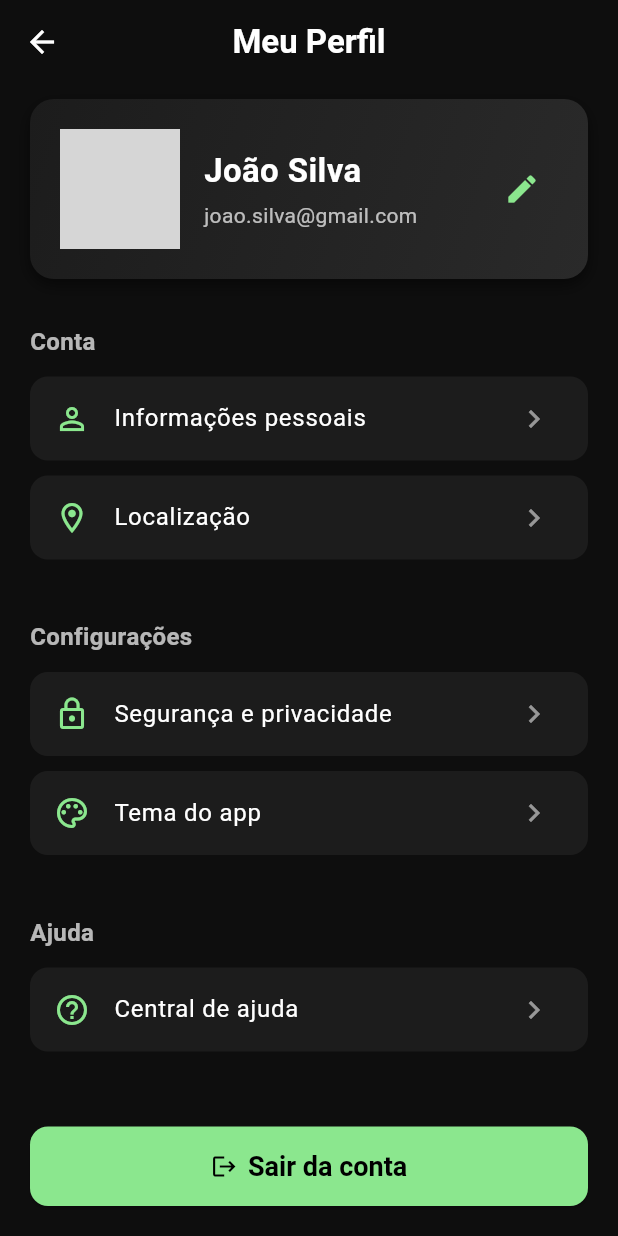
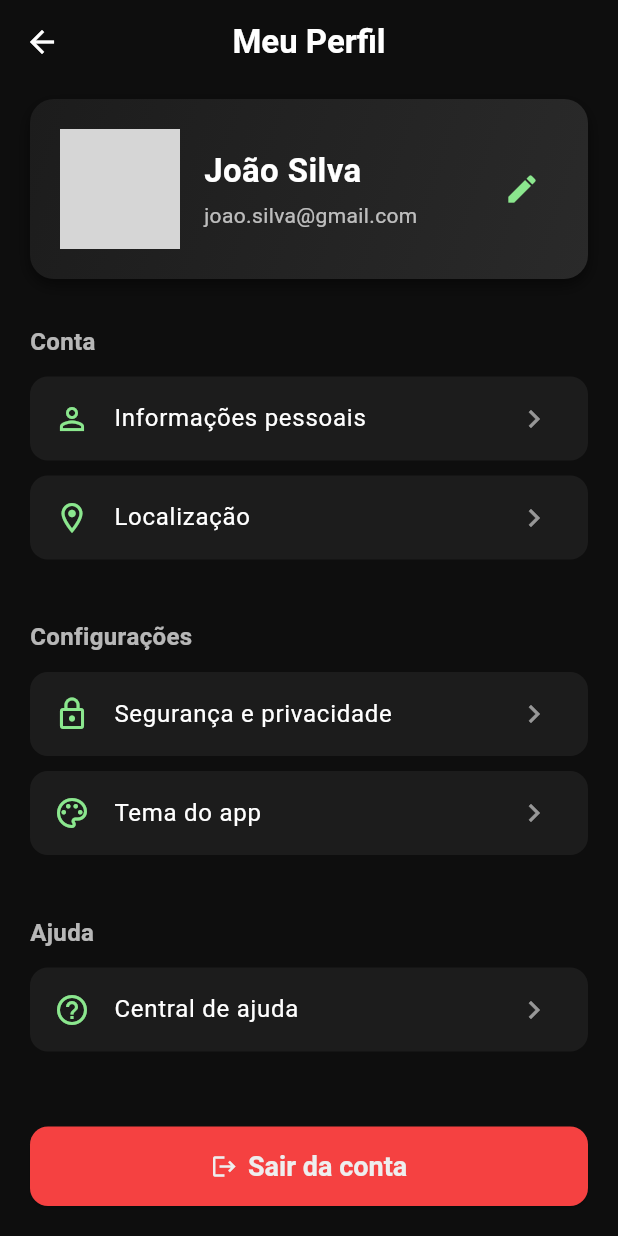
Before and after one commit to Joaovrrodrigues/app_precos, a Flutter app: the ProfilePage screen opened directly, on a phone screen of 412 x 824 dp. Run offline on Flutter 3.47's test engine with Material 3 defaults, Android fonts, the phone set to English and light mode, and no system bars; our stand-ins replace google_fonts; missing offline and left inert: mobile_scanner; network calls fail; grey boxes are pictures that could not be loaded.

```diff
--- a/lib/app/pages/home_page.dart
+++ b/lib/app/pages/home_page.dart
@@ -20,7 +20,6 @@ class _HomePageState extends State<HomePage> {
   MainPage(),
   ListPage(),
   ScanPage(),
-  MainPage(),
   ProfilePage(),
 ];
 
--- a/lib/app/pages/profile_page.dart
+++ b/lib/app/pages/profile_page.dart
@@ -149,8 +149,8 @@ class ProfilePage extends StatelessWidget {
                 icon: const Icon(Icons.logout),
                 label: const Text('Sair da conta'),
                 style: ElevatedButton.styleFrom(
-                  backgroundColor: const Color.fromARGB(255, 139, 231, 142),
-                  foregroundColor: const Color(0xFF000000),
+                  backgroundColor: const Color.fromARGB(255, 245, 65, 65),
+                  foregroundColor: const Color.fromARGB(255, 238, 238, 238),
                   padding: const EdgeInsets.symmetric(vertical: 16),
                   textStyle: const TextStyle(
                     fontSize: 18,
--- a/lib/app/widgets/bottom_nav_bar.dart
+++ b/lib/app/widgets/bottom_nav_bar.dart
@@ -19,7 +19,6 @@ class BottomNavBar extends StatelessWidget {
         BottomNavigationBarItem(icon: Icon(Icons.home), label: 'Início'),
         BottomNavigationBarItem(icon: Icon(Icons.shopping_cart), label: 'Minhas Listas'),
         BottomNavigationBarItem(icon: Icon(Icons.qr_code_scanner_rounded), label: 'scannear'),
-        BottomNavigationBarItem(icon: Icon(Icons.sell), label: 'Ofertas'),
         BottomNavigationBarItem(icon: Icon(Icons.person), label: 'Menu'),
       ],
     );
```
Also changed, not shown: lib/app/pages/scan_page.dart (+7 -37 lines).
